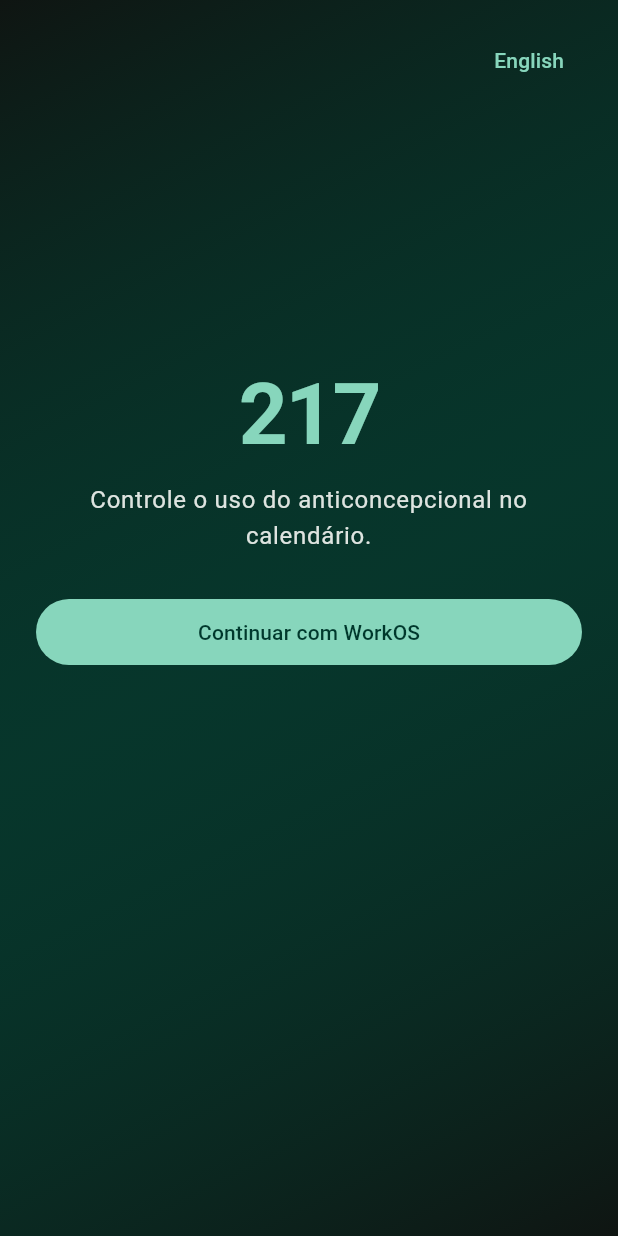
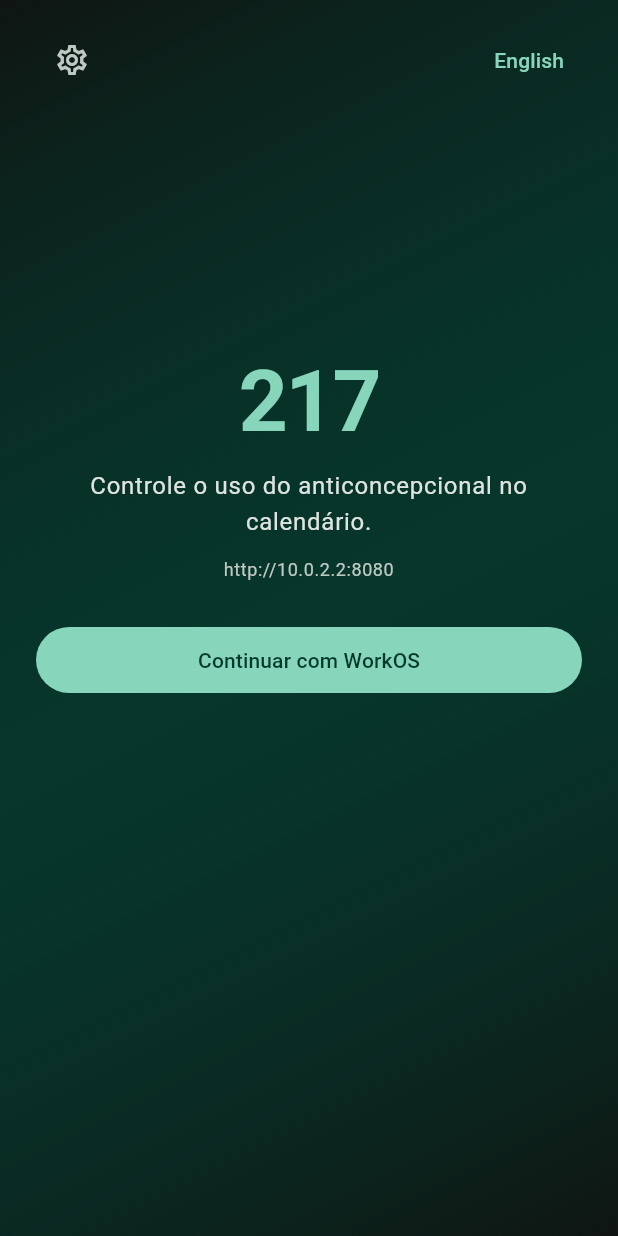
Before and after one commit to jobucaldas/217, a Flutter app: the screen it shows after launch, on a phone screen of 412 x 824 dp. Run offline on Flutter 3.47's test engine with Material 3 defaults, Android fonts, the phone set to English and light mode, and no system bars; our stand-ins replace flutter_secure_storage; missing offline and left inert: flutter_web_auth_2; accounts and stored records are empty.

Commit message:
Enable WorkOS PKCE without API key and polish Android tryout build.
AuthKit code exchange now uses public client_id + code_verifier so the
native app can complete sign-in with only WORKOS_CLIENT_ID. Flutter
settings expose an editable API base URL for emulator/device tryouts,
and compose/WorkOS Staging config is smoke-tested end-to-end.

Co-authored-by: João Bueno <jobucaldas@users.noreply.github.com>

```diff
--- a/mobile/lib/src/config.dart
+++ b/mobile/lib/src/config.dart
@@ -1,11 +1,11 @@
 class AppConfig {
-  const AppConfig({
-    required this.apiBaseUrl,
+  AppConfig({
+    required String apiBaseUrl,
     required this.workosClientId,
     required this.redirectUri,
-  });
+  }) : apiBaseUrl = apiBaseUrl.replaceAll(RegExp(r'/+$'), '');
 
-  final String apiBaseUrl;
+  String apiBaseUrl;
   final String workosClientId;
   final String redirectUri;
 
@@ -23,7 +23,7 @@ class AppConfig {
       'WORKOS_REDIRECT_URI',
       defaultValue: 'com.jobucaldas.a217://auth/callback',
     );
-    return const AppConfig(
+    return AppConfig(
       apiBaseUrl: apiBaseUrl,
       workosClientId: workosClientId,
       redirectUri: redirectUri,
--- a/mobile/lib/src/i18n.dart
+++ b/mobile/lib/src/i18n.dart
@@ -21,4 +21,12 @@ class Strings {
   String get loading => pt ? 'Carregando…' : 'Loading…';
   String get signInError =>
       pt ? 'Falha ao entrar. Tente novamente.' : 'Sign-in failed. Try again.';
+  String get apiBaseUrl => pt ? 'URL da API' : 'API base URL';
+  String get apiBaseHint => pt
+      ? 'Emulador: http://10.0.2.2:8080 — aparelho: http://SEU_IP:8080'
+      : 'Emulator: http://10.0.2.2:8080 — device: http://YOUR_LAN_IP:8080';
+  String get testConnection => pt ? 'Testar conexão' : 'Test connection';
+  String get connectionOk => pt ? 'API acessível' : 'API reachable';
+  String get connectionFail => pt ? 'API inacessível' : 'API unreachable';
+  String get darkMode => pt ? 'Tema escuro' : 'Dark theme';
 }
--- a/mobile/lib/src/screens/auth_screen.dart
+++ b/mobile/lib/src/screens/auth_screen.dart
@@ -6,13 +6,17 @@ class AuthScreen extends StatelessWidget {
   const AuthScreen({
     super.key,
     required this.strings,
+    required this.apiBaseUrl,
     required this.onSignIn,
     required this.onToggleLanguage,
+    required this.onOpenSettings,
   });
 
   final Strings strings;
+  final String apiBaseUrl;
   final Future<void> Function() onSignIn;
   final VoidCallback onToggleLanguage;
+  final VoidCallback onOpenSettings;
 
   @override
   Widget build(BuildContext context) {
@@ -37,12 +41,19 @@ class AuthScreen extends StatelessWidget {
             child: Column(
               crossAxisAlignment: CrossAxisAlignment.stretch,
               children: [
-                Align(
-                  alignment: Alignment.centerRight,
-                  child: TextButton(
-                    onPressed: onToggleLanguage,
-                    child: Text(strings.pt ? 'English' : 'Português'),
-                  ),
+                Row(
+                  children: [
+                    IconButton(
+                      tooltip: strings.settings,
+                      onPressed: onOpenSettings,
+                      icon: const Icon(Icons.settings_outlined),
+                    ),
+                    const Spacer(),
+                    TextButton(
+                      onPressed: onToggleLanguage,
+                      child: Text(strings.pt ? 'English' : 'Português'),
+                    ),
+                  ],
                 ),
                 const Spacer(),
                 Text(
@@ -59,6 +70,14 @@ class AuthScreen extends StatelessWidget {
                   strings.signInSubtitle,
                   textAlign: TextAlign.center,
                   style: Theme.of(context).textTheme.bodyLarge,
+                ),
+                const SizedBox(height: 12),
+                Text(
+                  apiBaseUrl,
+                  textAlign: TextAlign.center,
+                  style: Theme.of(context).textTheme.bodySmall?.copyWith(
+                        color: scheme.onSurfaceVariant,
+                      ),
                 ),
                 const SizedBox(height: 28),
                 FilledButton(
```
Also changed, not shown: mobile/lib/src/api/client.dart (+35 -3 lines), mobile/lib/src/app.dart (+127 -39 lines), 9 other files.
